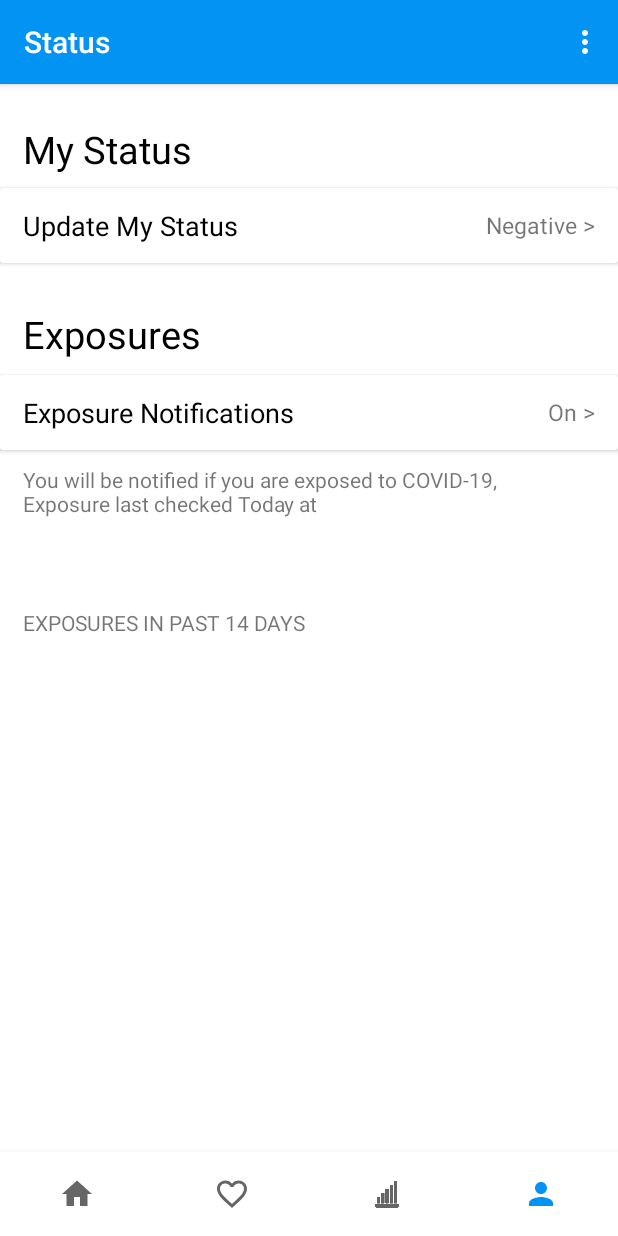
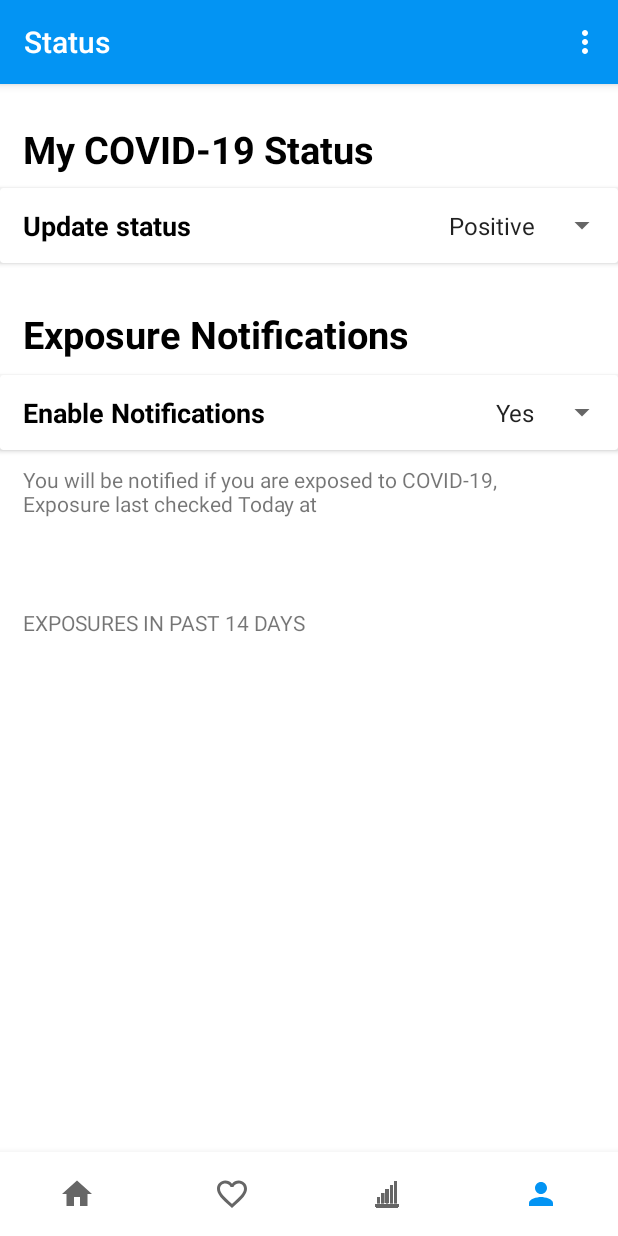
Before and after one commit to CDSoftwaresJA/SWEN3001, an Android app: the StatusFragment screen opened through its navigation route, on a phone screen of 412 x 824 dp. Run offline under Robolectric (Android 15) with nearby library versions, the phone set to English and light mode, and no system bars; our stand-ins replace Room's generated code, navigation-ui; libraries missing offline, so code that uses them is left out: com.orhanobut.hawk, es.dmoral.toasty; 1 statement that could not run was skipped.

Commit message:
Added spinners to status fragment

```diff
--- a/app/src/main/java/com/webot/swen3001/ui/status/StatusFragment.kt
+++ b/app/src/main/java/com/webot/swen3001/ui/status/StatusFragment.kt
@@ -6,6 +6,9 @@ import android.util.Log
 import android.view.LayoutInflater
 import android.view.View
 import android.view.ViewGroup
+import android.widget.AdapterView
+import android.widget.ArrayAdapter
+import android.widget.Spinner
 import androidx.fragment.app.Fragment
 import androidx.recyclerview.widget.LinearLayoutManager
 import androidx.recyclerview.widget.RecyclerView
@@ -15,6 +18,7 @@ import com.webot.swen3001.adapter.ExposuresAdapter
 import com.webot.swen3001.databinding.FragmentNotificationsBinding
 import com.webot.swen3001.models.Exposures
 import com.webot.swen3001.utils.AppDatabase
+import kotlinx.android.synthetic.main.fragment_notifications.view.*
 import kotlin.concurrent.thread
 
 class StatusFragment : Fragment() {
@@ -32,7 +36,6 @@ class StatusFragment : Fragment() {
 
 
       val rootView: View = inflater.inflate(R.layout.fragment_notifications, container, false)
-
 
 
 
--- a/app/src/main/res/layout/activity_exposure_notifications.xml
+++ b/app/src/main/res/layout/activity_exposure_notifications.xml
@@ -13,7 +13,7 @@
         android:layout_height="wrap_content"
         android:layout_marginTop="40dp"
         android:background="@drawable/update_status_activity"
-        android:text="@string/exp_on" />
+        />
 
     <Button
         android:id="@+id/exposureOff_btn"
@@ -21,5 +21,5 @@
         android:layout_height="wrap_content"
         android:layout_marginTop="10dp"
         android:background="@drawable/update_status_activity"
-        android:text="@string/exp_off" />
+        />
 </LinearLayout>
--- a/app/src/main/res/layout/activity_update_status.xml
+++ b/app/src/main/res/layout/activity_update_status.xml
@@ -13,7 +13,7 @@
         android:layout_height="wrap_content"
         android:layout_marginTop="40dp"
         android:background="@drawable/update_status_activity"
-        android:text="@string/positive" />
+        />
 
     <Button
         android:id="@+id/negativebtn"
@@ -23,5 +23,5 @@
         android:background="@drawable/update_status_activity"
         android:paddingLeft="10dp"
         android:paddingRight="10dp"
-        android:text="@string/negative" />
+        />
 </LinearLayout>
--- a/app/src/main/res/layout/fragment_notifications.xml
+++ b/app/src/main/res/layout/fragment_notifications.xml
@@ -28,7 +28,9 @@
             android:paddingBottom="10dp"
             android:text="@string/my_status"
             android:textColor="#000000"
-            android:textSize="25sp" />
+            android:textSize="25sp"
+            android:textStyle="bold" />
+
 
         <androidx.cardview.widget.CardView
             android:id="@+id/mystatus_card"
@@ -36,30 +38,46 @@
             android:layout_height="50dp"
             android:clickable="true"
             android:focusable="true"
-            android:foreground="?android:selectableItemBackground"
-            >
+            android:foreground="?android:selectableItemBackground">
+
+            <LinearLayout
+                android:layout_width="match_parent"
+                android:layout_height="match_parent"
+                android:orientation="horizontal">
 
                 <TextView
                     android:id="@+id/textView11"
-                android:layout_width="match_parent"
+                    android:layout_width="wrap_content"
                     android:layout_height="wrap_content"
                     android:layout_gravity="center"
                     android:paddingLeft="15dp"
                     android:paddingRight="15dp"
                     android:text="@string/change_stat"
                     android:textColor="#000000"
-                android:textSize="18sp" />
+                    android:textSize="18sp"
+                    android:textStyle="bold" />
 
-            <TextView
-                android:id="@+id/status_state"
-                android:layout_width="wrap_content"
+                <Spinner
+                    android:id="@+id/statusSpinner"
+                    android:layout_width="match_parent"
                     android:layout_height="match_parent"
-                android:layout_gravity="end"
-                android:gravity="center"
-                android:paddingLeft="15dp"
-                android:paddingRight="15dp"
-                android:text="@string/change_stat_switch"
-                android:textSize="15sp" />
+                    android:entries="@array/statuses"
+                    android:textAlignment="textEnd"/>
+
+            </LinearLayout>
+
+
+
+<!--            <TextView-->
+<!--                android:id="@+id/status_state"-->
+<!--                android:layout_width="wrap_content"-->
+<!--                android:layout_height="match_parent"-->
+<!--                android:layout_gravity="end"-->
+<!--                android:gravity="center"-->
+<!--                android:paddingLeft="15dp"-->
+<!--                android:paddingRight="15dp"-->
+<!--                android:text="@string/change_stat_switch"-->
+<!--                android:textSize="15sp" />-->
         </androidx.cardview.widget.CardView>
 
         <TextView
@@ -73,7 +91,8 @@
                 android:paddingBottom="10dp"
                 android:text="@string/exposures"
                 android:textColor="#000000"
-                android:textSize="25sp" />
+                android:textSize="25sp"
+                android:textStyle="bold" />
 
         <androidx.cardview.widget.CardView
             android:id="@+id/expNotifications_card"
@@ -83,27 +102,45 @@
             android:focusable="true"
             android:foreground="?android:selectableItemBackground">
 
+            <LinearLayout
+                android:layout_width="match_parent"
+                android:layout_height="match_parent"
+                android:orientation="horizontal">
+
                 <TextView
                     android:id="@+id/textView7"
-                android:layout_width="match_parent"
+                    android:layout_width="wrap_content"
                     android:layout_height="wrap_content"
                     android:layout_gravity="center"
                     android:paddingLeft="15dp"
                     android:paddingRight="15dp"
                     android:text="@string/exposure_notifications"
                     android:textColor="#000000"
-                android:textSize="18sp" />
+                    android:textSize="18sp"
+                    android:textStyle="bold" />
 
-            <TextView
-                android:id="@+id/expNotifications_state"
-                android:layout_width="wrap_content"
+                <Spinner
+                    android:id="@+id/exposureSpinner"
+                    android:layout_width="match_parent"
                     android:layout_height="match_parent"
-                android:layout_gravity="end"
-                android:gravity="center"
-                android:paddingLeft="15dp"
-                android:paddingRight="15dp"
-                android:text="@string/exposures_switch"
-                android:textSize="15sp" />
+                    android:entries="@array/expNotif"
+                    android:textAlignment="textEnd"/>
+
+            </LinearLayout>
+
+
+
+
+<!--            <TextView-->
+<!--                android:id="@+id/expNotifications_state"-->
+<!--                android:layout_width="wrap_content"-->
+<!--                android:layout_height="match_parent"-->
+<!--                android:layout_gravity="end"-->
+<!--                android:gravity="center"-->
+<!--                android:paddingLeft="15dp"-->
+<!--                android:paddingRight="15dp"-->
+<!--                android:text="@string/exposures_switch"-->
+<!--                android:textSize="15sp" />-->
 
         </androidx.cardview.widget.CardView>
 
--- a/app/src/main/res/values/strings.xml
+++ b/app/src/main/res/values/strings.xml
@@ -30,13 +30,13 @@
     <string name="checkSubmitButton">Submit Symptoms</string>
 
 
-    <string name="exposures">Exposures</string>
+    <string name="exposures">Exposure Notifications</string>
     <string name="exposures_switch">On ></string>
-    <string name="exposure_notifications">Exposure Notifications</string>
+    <string name="exposure_notifications">Enable Notifications</string>
     <string name="notification_info">You will be notified if you are exposed to COVID-19,\nExposure last checked Today at</string>
-    <string name="change_stat">Update My Status</string>
+    <string name="change_stat">Update status</string>
     <string name="change_stat_switch">Negative ></string>
-    <string name="my_status">My Status</string>
+    <string name="my_status">My COVID-19 Status</string>
     <string name="exposures2">EXPOSURES IN PAST 14 DAYS</string>
     <string name="possible_exposure">Possible Exposure</string>
     <string name="exp_date">April 23, 2020</string>
@@ -44,12 +44,17 @@
 
 
     // -----------------UPDATE STATUS -----------------
-    <string name="positive">Positive</string>
-    <string name="negative">Negative</string>
+    <string-array name="statuses">
+        <item>Positive</item>
+        <item>Negative</item>
+    </string-array>
+
 
     // -----------------Exposure Notifications -----------------
-    <string name="exp_on">On</string>
-    <string name="exp_off">Off</string>
+    <string-array name="expNotif">
+        <item>Yes</item>
+        <item>No</item>
+    </string-array>
 
     >>>>>>> 0f983d241aa081e73a5f26e23a8d2465e0f0aee4
 </resources>
```
Lines whose indentation alone changed are shown as unchanged.
